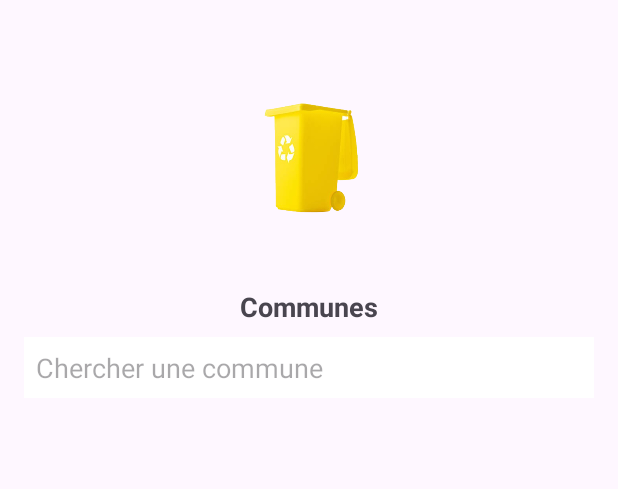
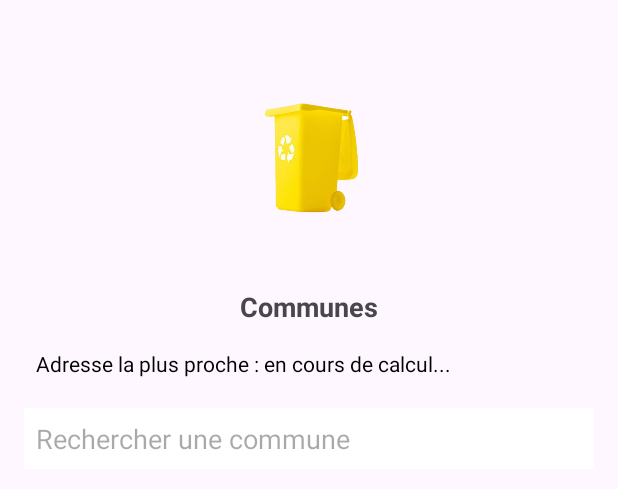
Before and after one commit to Suiidh/TriApp, an Android app: the layout dialog_cities.xml on its own in the app's theme, with its tools: preview values and no code run, on a phone screen of 412 x 824 dp. Shown: the top 489 px of the screen. Run offline under Robolectric (Android 15) with nearby library versions, the light colour scheme and no system bars.

Commit message:
feat: add closest address section in cities list

```diff
--- a/app/src/main/java/com/example/triapp/MainActivity.java
+++ b/app/src/main/java/com/example/triapp/MainActivity.java
@@ -29,6 +29,9 @@ import java.util.Map;
 public class MainActivity extends AppCompatActivity {
 
     private static final int LOCATION_PERMISSION_REQUEST_CODE = 1;
+    public static double userLatitude = Double.NaN;
+    public static double userLongitude = Double.NaN;
+
 
     private TextView locationTextView;
 
@@ -141,6 +144,8 @@ public class MainActivity extends AppCompatActivity {
         Geocoder geocoder = new Geocoder(MainActivity.this, Locale.getDefault());
         try {
             List<Address> addresses = geocoder.getFromLocation(latitude, longitude, 1);
+            userLatitude = latitude;
+            userLongitude = longitude;
             if (addresses != null && !addresses.isEmpty()) {
                 Address address = addresses.get(0);
                 String city = address.getLocality();
--- a/app/src/main/res/layout/dialog_cities.xml
+++ b/app/src/main/res/layout/dialog_cities.xml
@@ -6,7 +6,7 @@
     android:orientation="vertical"
     android:padding="16dp">
 
-    <!-- Image de la poubelle -->
+    <!-- Waste bin image -->
     <ImageView
         android:id="@+id/dialogImage"
         android:layout_width="160dp"
@@ -16,7 +16,7 @@
         android:src="@drawable/bin_yellow"
         android:layout_marginBottom="16dp" />
 
-    <!-- Titre "Communes" -->
+    <!-- Title -->
     <TextView
         android:id="@+id/dialogTitle"
         android:layout_width="match_parent"
@@ -27,18 +27,29 @@
         android:gravity="center"
         android:layout_marginBottom="8dp" />
 
+    <!-- Nearest address section -->
+    <TextView
+        android:id="@+id/nearestAddressTextView"
+        android:layout_width="match_parent"
+        android:layout_height="wrap_content"
+        android:text="Adresse la plus proche : en cours de calcul..."
+        android:textSize="14sp"
+        android:textColor="@android:color/black"
+        android:padding="8dp"
+        android:layout_marginBottom="12dp" />
+
     <!-- Search bar for cities -->
     <EditText
         android:id="@+id/searchCitiesEditText"
         android:layout_width="match_parent"
         android:layout_height="wrap_content"
-        android:hint="Chercher une commune"
+        android:hint="Rechercher une commune"
         android:padding="8dp"
         android:background="@android:color/white"
         android:layout_marginBottom="12dp"
         android:inputType="text" />
 
-    <!-- Liste des communes -->
+    <!-- List of cities -->
     <androidx.recyclerview.widget.RecyclerView
         android:id="@+id/recyclerViewCities"
         android:layout_width="match_parent"
```
Also changed, not shown: app/src/main/java/com/example/triapp/WasteAdapter.java (+73 -3 lines).
